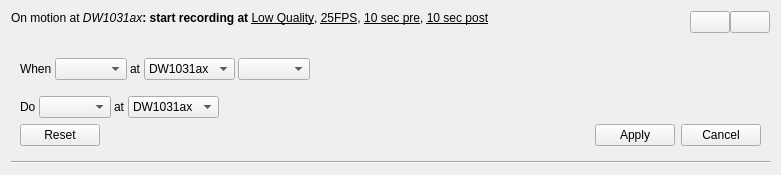
Qt form client/src/ui/widgets/business/business_rule_widget.ui (networkoptix/nx_open) before a commit.
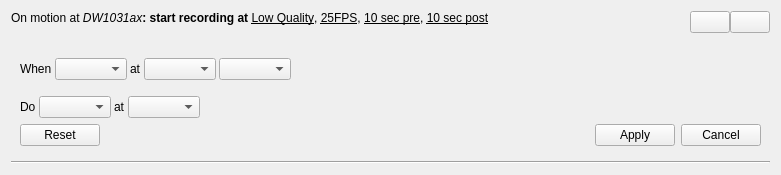
The same form after that commit. Icons and pictures are not drawn.

Commit message:
Setting rule resources through UI; small ui fixes
<==== Mercurial data ====>
Branch: master

What changed in the file:
```diff
--- a/client/src/ui/widgets/business/business_rule_widget.ui
+++ b/client/src/ui/widgets/business/business_rule_widget.ui
@@ -121,15 +121,9 @@
            </item>
            <item>
             <widget class="QComboBox" name="eventResourceComboBox">
-             <item>
-              <property name="text">
-               <string>DW1031ax</string>
-              </property>
-              <property name="icon">
-               <iconset resource="../../../../x86/build/client-custom.qrc">
-                <normaloff>:/skin/tree/camera.png</normaloff>:/skin/tree/camera.png</iconset>
-              </property>
-             </item>
+             <property name="sizeAdjustPolicy">
+              <enum>QComboBox::AdjustToContents</enum>
+             </property>
             </widget>
            </item>
            <item>
@@ -137,6 +131,9 @@
              <property name="currentIndex">
               <number>-1</number>
              </property>
+             <property name="sizeAdjustPolicy">
+              <enum>QComboBox::AdjustToContents</enum>
+             </property>
             </widget>
            </item>
            <item>
@@ -200,21 +197,9 @@
            </item>
            <item>
             <widget class="QComboBox" name="actionResourceComboBox">
-             <property name="minimumSize">
-              <size>
-               <width>0</width>
-               <height>0</height>
-              </size>
+             <property name="sizeAdjustPolicy">
+              <enum>QComboBox::AdjustToContents</enum>
              </property>
-             <item>
-              <property name="text">
-               <string>DW1031ax</string>
-              </property>
-              <property name="icon">
-               <iconset resource="../../../../x86/build/client-custom.qrc">
-                <normaloff>:/skin/tree/camera.png</normaloff>:/skin/tree/camera.png</iconset>
-              </property>
-             </item>
             </widget>
            </item>
            <item>
```
Left out of the diff: 13 changed lines with no effect on the pictures. The commit also changes 3 other files.
